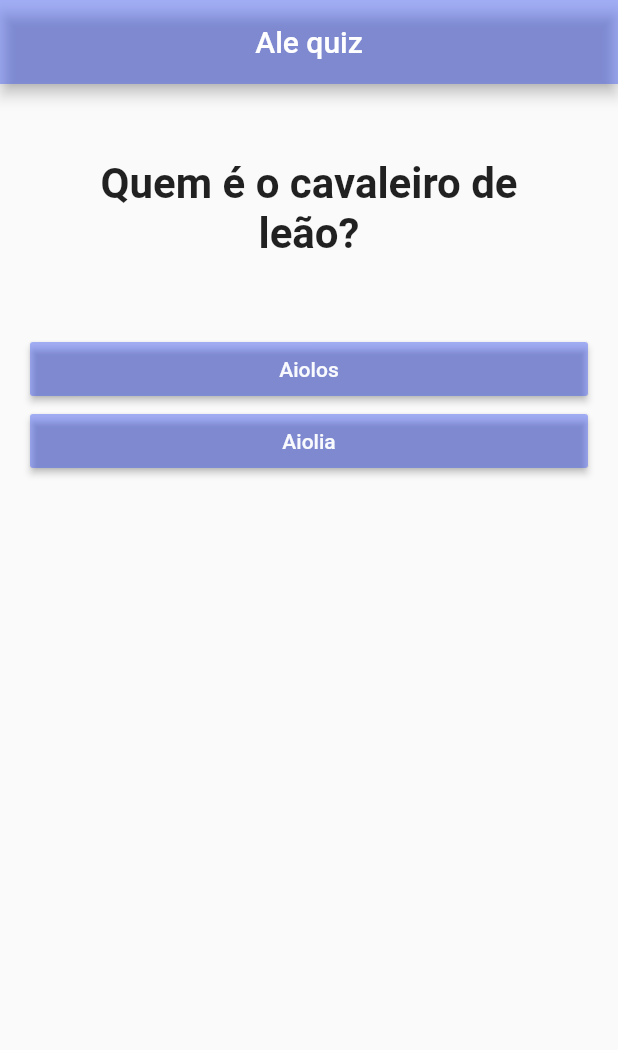
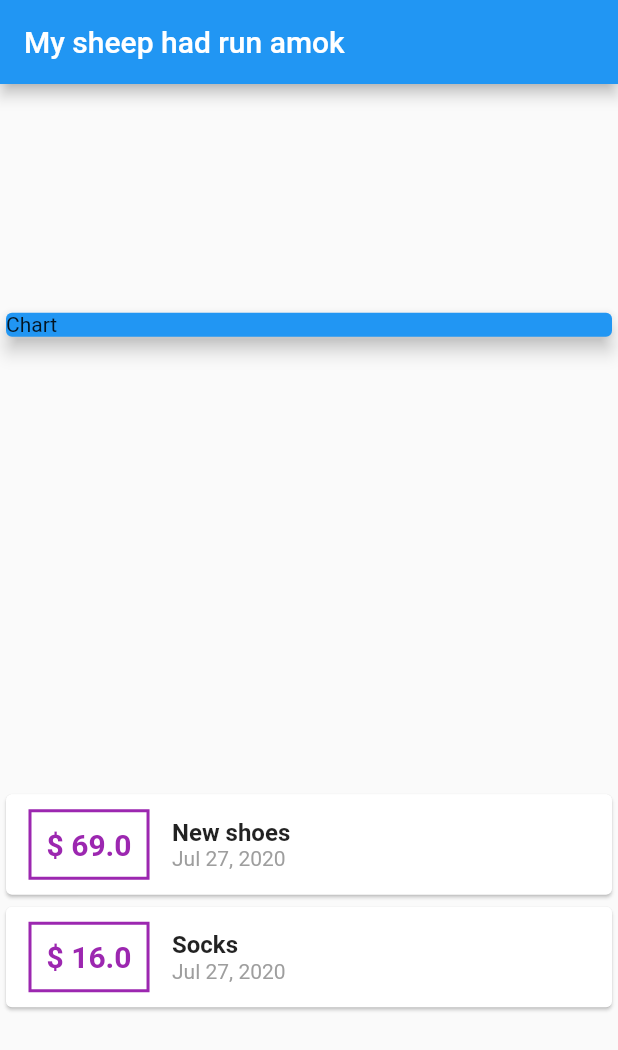
Before and after one commit to alegalliard/flutter-quiz, a Flutter app: the screen it shows after launch, on a phone screen of 412 x 824 dp. Shown: the top 1050 px of the screen. Run offline on Flutter 3.47's test engine with Material 2 defaults, Android fonts, the phone set to English and light mode, and no system bars.

Commit message:
finance page, date formats

```diff
--- /dev/null
+++ b/lib/finance/transaction.dart
@@ -0,0 +1,15 @@
+import 'package:flutter/foundation.dart';
+
+class Transaction {
+  final String id;
+  final String title;
+  final double amount;
+  final DateTime date;
+
+  Transaction({
+    @required this.id,
+    @required this.title,
+    @required this.amount,
+    @required this.date
+  });
+}
--- /dev/null
+++ b/lib/main-quiz.dart
@@ -0,0 +1,90 @@
+import 'package:flutter/material.dart';
+
+import './question.dart';
+import './answer.dart';
+import './end.dart';
+
+import './quiz.dart';
+import './result.dart';
+
+void main() {
+
+  runApp(QuizApp());
+}
+
+
+class QuizApp extends StatefulWidget {
+  @override
+  State<StatefulWidget> createState() {
+    return _QuizStateApp();
+  }
+}
+
+
+class _QuizStateApp extends State<QuizApp> {
+
+  final _questions = const [
+      {
+      'questionText': 'Quem é o cavaleiro de leão?',
+      'answers': [{'text': 'Aiolos', 'score': 0}, {'text': 'Aiolia', 'score': 1}]
+      }, {
+      'questionText': 'Qual é a armadura de ouro usada por Shiryu?',
+      'answers': [{'text': 'Libra', 'score': 1}, {'text': 'Leão', 'score': 0}, {'text': 'Virgem', 'score': 0}]
+      }, {
+      'questionText': 'Qual o nome da atual deusa Athena?',
+      'answers': [{'text': 'Shina', 'score': 0}, {'text': 'Seika', 'score': 0}, {'text': 'Saori', 'score': 1}]
+      }, {
+      'questionText': 'Qual o nome do avô da Saori?',
+      'answers': [{'text': 'Mitsumasa Kido', 'score': 1}, {'text': 'Musami Kurumada', 'score': 0} ]
+      }, {
+      'questionText': 'Qual o nome da irmã de Seiya?',
+      'answers': [{'text': 'Marin', 'score': 0}, {'text': 'Seika', 'score': 1}, {'text': 'Shina', 'score': 0}]
+      }
+    ];
+
+    var _questionIndex = 0;
+    var _totalScore = 0;
+
+  @override
+  Widget build(BuildContext context) {
+
+
+    void _resetQuiz() {
+      setState(() {
+        _questionIndex = 0;
+        _totalScore = 0;
+      });
+    }
+
+    void _answerQuestion(int score) {
+
+      _totalScore += score;
+
+      if(_questionIndex <  _questions.length) {
+        print('uouuuu');
+      }
+      setState(() {
+        _questionIndex++;
+      });
+    }
+
+    var _mainColor = Color.fromARGB(100, 40, 70, 250);
+    return MaterialApp(
+      home: Scaffold(
+        appBar: AppBar(
+          centerTitle: true,
+          title: Text('Ale quiz'),
+          backgroundColor: _mainColor,
+        ),
+        body: _questionIndex < _questions.length
+          ? Quiz(
+              answerQuestion: _answerQuestion,
+              questionIndex: _questionIndex,
+              questions: _questions
+            )
+          : Result(_totalScore, _resetQuiz),
+      )
+    );
+  }
+
+}
--- a/lib/main.dart
+++ b/lib/main.dart
@@ -1,90 +1,88 @@
 import 'package:flutter/material.dart';
-
-import './question.dart';
-import './answer.dart';
-import './end.dart';
-
-import './quiz.dart';
-import './result.dart';
+import 'package:intl/intl.dart';
+import './finance/transaction.dart';
 
 void main() {
-
-  runApp(QuizApp());
+  runApp(MyHomePage());
 }
 
-
-class QuizApp extends StatefulWidget {
-  @override
-  State<StatefulWidget> createState() {
-    return _QuizStateApp();
-  }
-}
-
-
-class _QuizStateApp extends State<QuizApp> {
-
-  final _questions = const [
-      {
-      'questionText': 'Quem é o cavaleiro de leão?',
-      'answers': [{'text': 'Aiolos', 'score': 0}, {'text': 'Aiolia', 'score': 1}]
-      }, {
-      'questionText': 'Qual é a armadura de ouro usada por Shiryu?',
-      'answers': [{'text': 'Libra', 'score': 1}, {'text': 'Leão', 'score': 0}, {'text': 'Virgem', 'score': 0}]
-      }, {
-      'questionText': 'Qual o nome da atual deusa Athena?',
-      'answers': [{'text': 'Shina', 'score': 0}, {'text': 'Seika', 'score': 0}, {'text': 'Saori', 'score': 1}]
-      }, {
-      'questionText': 'Qual o nome do avô da Saori?',
-      'answers': [{'text': 'Mitsumasa Kido', 'score': 1}, {'text': 'Musami Kurumada', 'score': 0} ]
-      }, {
-      'questionText': 'Qual o nome da irmã de Seiya?',
-      'answers': [{'text': 'Marin', 'score': 0}, {'text': 'Seika', 'score': 1}, {'text': 'Shina', 'score': 0}]
-      }
-    ];
-
-    var _questionIndex = 0;
-    var _totalScore = 0;
-
+class MyHomePage extends StatelessWidget {
+  final List<Transaction> transactions = [
+    Transaction(id: 't1', title: 'New shoes', amount: 69.00, date: DateTime.now()),
+    Transaction(id: 't2', title: 'Socks', amount: 16.00, date: DateTime.now())
+  ];
   @override
   Widget build(BuildContext context) {
-
-
-    void _resetQuiz() {
-      setState(() {
-        _questionIndex = 0;
-        _totalScore = 0;
-      });
-    }
-
-    void _answerQuestion(int score) {
-
-      _totalScore += score;
-
-      if(_questionIndex <  _questions.length) {
-        print('uouuuu');
-      }
-      setState(() {
-        _questionIndex++;
-      });
-    }
-
-    var _mainColor = Color.fromARGB(100, 40, 70, 250);
     return MaterialApp(
       home: Scaffold(
         appBar: AppBar(
-          centerTitle: true,
-          title: Text('Ale quiz'),
-          backgroundColor: _mainColor,
+          title: Text('My sheep had run amok')
         ),
-        body: _questionIndex < _questions.length
-          ? Quiz(
-              answerQuestion: _answerQuestion,
-              questionIndex: _questionIndex,
-              questions: _questions
+        body: Column(
+          mainAxisAlignment: MainAxisAlignment.spaceAround, //esse é o tipo o flex do flutter
+          crossAxisAlignment: CrossAxisAlignment.stretch,
+          children: <Widget>[
+            Container(
+              width: double.infinity,
+              child: Card(
+                color: Colors.blue,
+                child: Text('Chart'),
+                elevation: 5,
+              ),
+            ),
+            Column(
+              children: transactions.map((tx) {
+                return Card(
+                  child: Row(children: <Widget>[
+                    Container(
+                      margin: EdgeInsets.symmetric(vertical: 10, horizontal: 15),
+                      decoration: BoxDecoration(
+                        border: Border.all(
+                          color: Colors.purple,
+                          width: 2
+                        )
+                      ),
+                      padding: EdgeInsets.all(10),
+
+                      child: Text(
+                        '\$ ${tx.amount}', //string interpolation,
+                        style: TextStyle(
+                          fontWeight: FontWeight.bold,
+                          fontSize: 20,
+                          color: Colors.purple,
+                        ),
+                      ),
+                    ),
+                    Column(
+                      crossAxisAlignment: CrossAxisAlignment.start,
+
+                      children: <Widget>[
+                        Text(
+                          tx.title,
+                          style: TextStyle(
+                            fontSize: 16,
+                            fontWeight: FontWeight.bold
+                          ),
+                        ),
+                        Text(
+                          // DateFormat('dd/MM/yyyy').format(tx.date),
+                          DateFormat.yMMMd().format(tx.date),
+                          style: TextStyle(color: Colors.grey),
+                        )
+                      ],
+                    )
+                  ],
+                  )
+                );
+              }).toList(),
             )
-          : Result(_totalScore, _resetQuiz),
-      )
+          ],
+        ),
+
+
+
+
+      ),
     );
   }
-
 }
--- a/pubspec.yaml
+++ b/pubspec.yaml
@@ -17,6 +17,7 @@ environment:
   sdk: ">=2.6.0 <3.0.0"
 
 dependencies:
+  intl: ^0.16.1
   flutter:
     sdk: flutter
 
```
Also changed, not shown: pubspec.lock, 3 other files.
